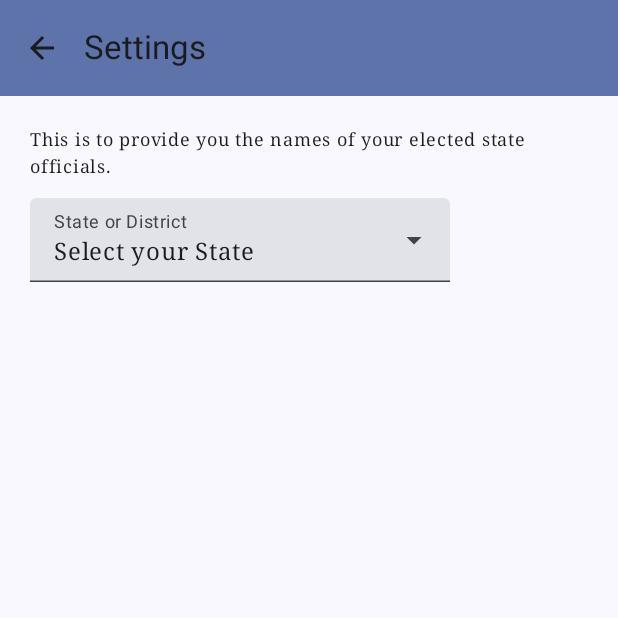
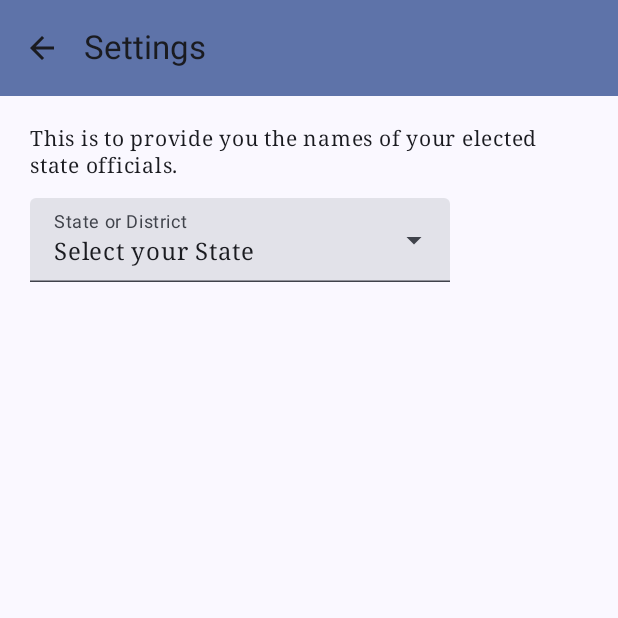
Before and after one commit to DP-App-Developers/US-Citizenship, an Android app built with Jetpack Compose: the SettingsScreen screen opened through its navigation route, on a phone screen of 412 x 824 dp, the top half of it. Run offline under Robolectric (Android 15) with nearby library versions, the phone set to English and light mode, and no system bars.

Commit message:
add padding

```diff
--- a/app/src/main/java/com/dpappdev/uscitizenship/ui/SettingsScreen.kt
+++ b/app/src/main/java/com/dpappdev/uscitizenship/ui/SettingsScreen.kt
@@ -83,7 +83,7 @@ fun SettingsScreen(
         Text(
 //            text = "Disclaimer: This application is not affiliated with any government entity.",
             text = "This is to provide you the names of your elected state officials.",
-            fontSize = 12.sp,
+            fontSize = 14.sp,
             modifier = Modifier.padding(bottom = 12.dp),
         )
 
@@ -91,7 +91,7 @@ fun SettingsScreen(
         ExposedDropdownMenuBox(
             expanded = expandedForStates,
             onExpandedChange = { expandedForStates = it },
-            modifier = Modifier.padding(bottom = 12.dp),
+            modifier = Modifier.padding(bottom = 36.dp),
         ) {
             TextField(
                 // The `menuAnchor` modifier must be passed to the text field for correctness.
@@ -169,7 +169,7 @@ fun SettingsScreen(
                     Button(
                         modifier = Modifier
                             .width(maxWidth * 3 / 4)
-                            .padding(vertical = 8.dp),
+                            .padding(vertical = 24.dp),
                         onClick = {
                             runBlocking {
                                 // making saving synchronous to prevent showing the new user bottom sheet when going back to home
@@ -196,7 +196,7 @@ fun SettingsScreen(
 @Composable
 fun HouseGovWebsite() {
     val annotatedString = buildAnnotatedString {
-        val string = "Visit house.gov to find your U.S. Representative."
+        val string = "Visit house.gov to find your U.S. Representative based on your zip code."
         val startIndex = string.indexOf("house.gov")
         val endIndex = startIndex + 9
         append(string)
@@ -218,7 +218,7 @@ fun HouseGovWebsite() {
             color = LocalContentColor.current,
             fontFamily = FontFamily.Serif,
             fontWeight = FontWeight.Normal,
-            fontSize = 12.sp,
+            fontSize = 14.sp,
             lineHeight = 18.sp,
             letterSpacing = 0.5.sp
         ),
```
